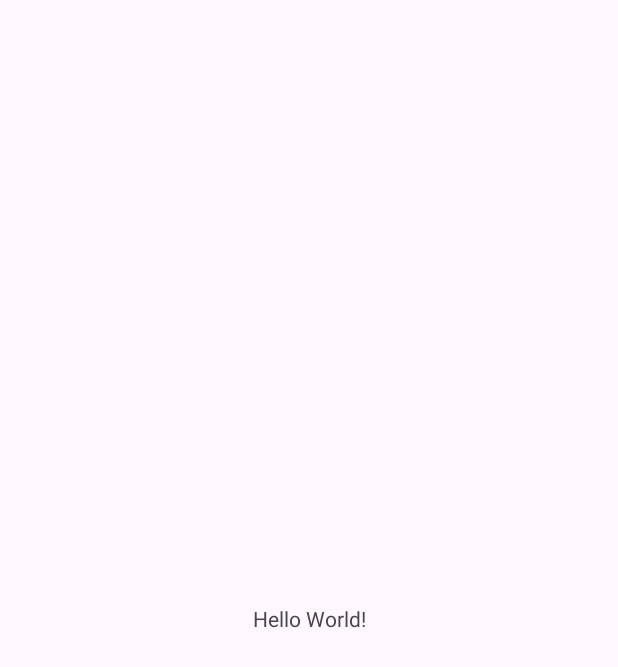
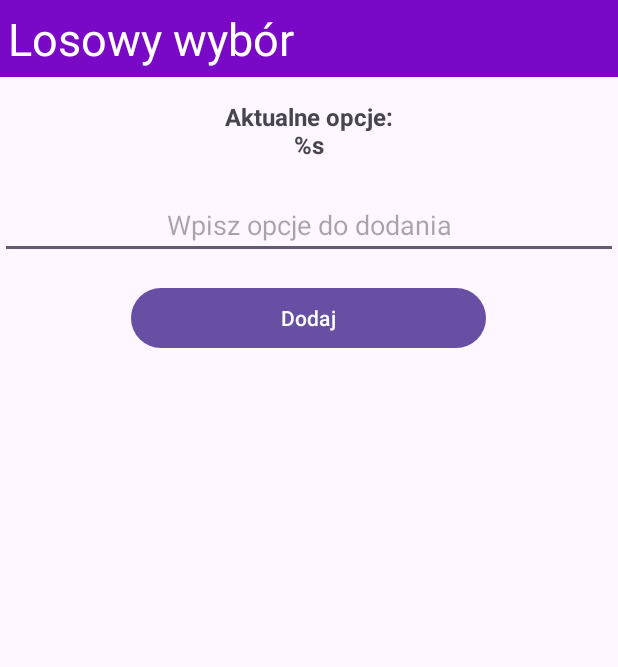
Before and after one commit to asylium0/Losowy-wybor, an Android app: the screen it shows after launch (MainActivity), on a phone screen of 412 x 824 dp. Before the commit the part shown is almost empty. Shown: the top 667 px of the screen. Run offline under Robolectric (Android 15) with nearby library versions, the phone set to English and light mode, and no system bars.

Commit message:
feat: Utworzono ekran dodawania

```diff
--- a/app/src/main/res/layout/activity_main.xml
+++ b/app/src/main/res/layout/activity_main.xml
@@ -1,19 +1,54 @@
 <?xml version="1.0" encoding="utf-8"?>
-<androidx.constraintlayout.widget.ConstraintLayout xmlns:android="http://schemas.android.com/apk/res/android"
+<LinearLayout xmlns:android="http://schemas.android.com/apk/res/android"
     xmlns:app="http://schemas.android.com/apk/res-auto"
     xmlns:tools="http://schemas.android.com/tools"
     android:id="@+id/main"
+    android:orientation="vertical"
     android:layout_width="match_parent"
     android:layout_height="match_parent"
-    tools:context=".MainActivity">
+    tools:context=".MainActivity"
+    android:padding="15dp">
 
     <TextView
-        android:layout_width="wrap_content"
+        android:layout_width="match_parent"
         android:layout_height="wrap_content"
-        android:text="Hello World!"
+        android:text="@string/tv_header"
         app:layout_constraintBottom_toBottomOf="parent"
         app:layout_constraintEnd_toEndOf="parent"
         app:layout_constraintStart_toStartOf="parent"
+        android:background="#7A09C7"
+        android:textColor="#FFFF"
+        android:textSize="30sp"
+        android:padding="5dp"
         app:layout_constraintTop_toTopOf="parent" />
 
-</androidx.constraintlayout.widget.ConstraintLayout>
+    <TextView
+        android:id="@+id/tvList"
+        android:layout_width="match_parent"
+        android:layout_height="wrap_content"
+        android:text="@string/tv_list"
+        android:textStyle="bold"
+        android:layout_marginTop="15dp"
+        android:gravity="center"
+        android:textSize="16sp"/>
+
+    <EditText
+        android:id="@+id/etAdd"
+        android:layout_width="match_parent"
+        android:layout_height="wrap_content"
+        android:ems="10"
+        android:inputType="text"
+        android:gravity="center"
+        android:hint="@string/et_add"
+        android:layout_marginTop="20dp" />
+
+    <Button
+        android:id="@+id/btnAdd"
+        android:paddingHorizontal="100dp"
+        android:layout_marginTop="15dp"
+        android:layout_width="wrap_content"
+        android:layout_gravity="center"
+        android:layout_height="wrap_content"
+        android:text="@string/btn_add" />
+
+</LinearLayout>
--- a/app/src/main/res/values/strings.xml
+++ b/app/src/main/res/values/strings.xml
@@ -1,3 +1,7 @@
 <resources>
     <string name="app_name">Losowy-wybor</string>
+    <string name="tv_header">Losowy wybór</string>
+    <string name="et_add">Wpisz opcje do dodania</string>
+    <string name="btn_add">Dodaj</string>
+    <string name="tv_list">Aktualne opcje:\n%s</string>
 </resources>
```
